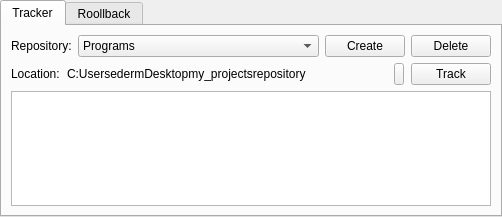
Before: the Qt Designer form qt_designer_files/main_win.ui in EdyardEr/auto_repository, drawn with Qt 5.
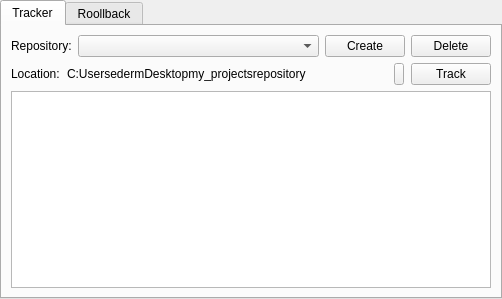
After: the same form once the commit is applied.

The edit to the form file:
```diff
--- a/qt_designer_files/main_win.ui
+++ b/qt_designer_files/main_win.ui
@@ -7,7 +7,7 @@
     <x>0</x>
     <y>0</y>
     <width>502</width>
-    <height>217</height>
+    <height>299</height>
    </rect>
   </property>
   <property name="windowTitle">
@@ -72,16 +72,6 @@
               <height>0</height>
              </size>
             </property>
-            <item>
-             <property name="text">
-              <string>Programs</string>
-             </property>
-            </item>
-            <item>
-             <property name="text">
-              <string>Drawings</string>
-             </property>
-            </item>
            </widget>
           </item>
           <item>
```
Left out of the diff: 2 changed lines with no effect on the pictures.
